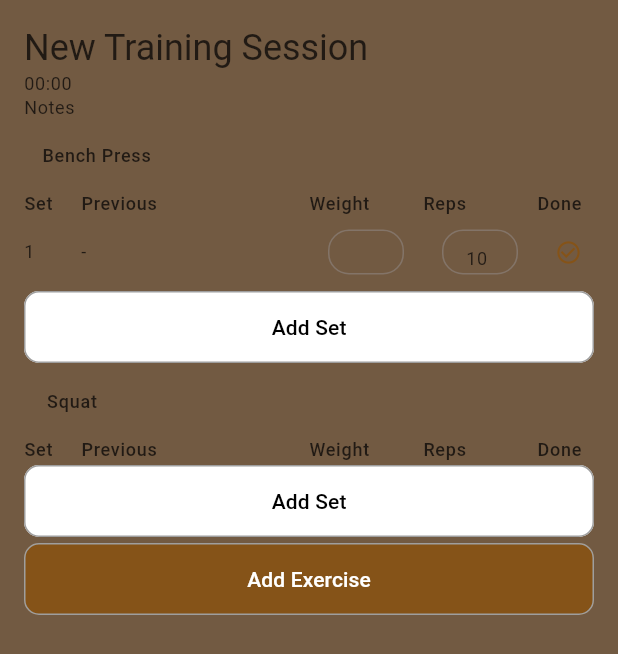
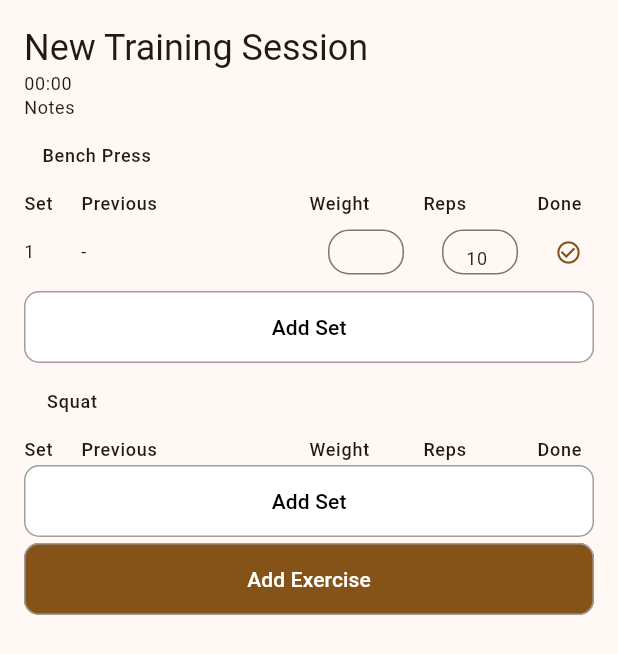
Before and after one commit to Desync-o-tron/open_fitness_tracker, a Flutter app: the TrainingPage widget shown alone on an empty page, opened directly, on a phone screen of 412 x 824 dp. Shown: the top 654 px of the screen. Run offline on Flutter 3.47's test engine with Material 3 defaults, Android fonts, the phone set to English and light mode, and no system bars; our stand-ins replace flutter_bloc, go_router; missing offline and left inert: fuzzy.

Commit message:
sw colors and rm actions stuff

```diff
--- a/lib/training/training_page.dart
+++ b/lib/training/training_page.dart
@@ -11,7 +11,7 @@ class TrainingPage extends StatelessWidget {
     var state = context.read<TrainingSessionCubit>().state;
     return Container(
       padding: const EdgeInsets.all(16.0),
-      color: Theme.of(context).colorScheme.secondary,
+      // color: Theme.of(context).colorScheme.secondary,
       child: Column(
         // mainAxisAlignment: MainAxisAlignment,
         crossAxisAlignment: CrossAxisAlignment.start,
```
Also changed, not shown: firebase.json, 3 other files.
